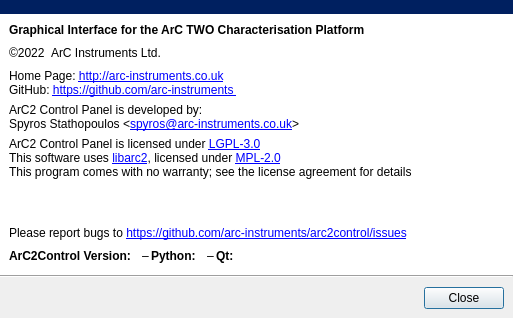
Qt form uis/about.ui (arc-instruments/arc2control) before a commit.
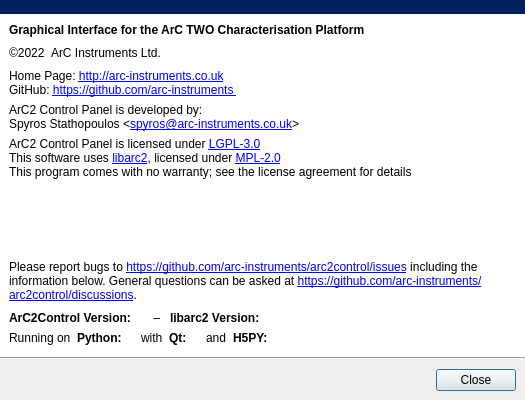
The same form after that commit.

Commit message: Add some additional version information for debugging purposes

```diff
--- a/uis/about.ui
+++ b/uis/about.ui
@@ -6,8 +6,8 @@
    <rect>
     <x>0</x>
     <y>0</y>
-    <width>513</width>
-    <height>318</height>
+    <width>525</width>
+    <height>400</height>
    </rect>
   </property>
   <property name="windowTitle">
@@ -140,14 +140,25 @@
       <item>
        <widget class="QLabel" name="label_7">
         <property name="text">
-         <string>&lt;html&gt;&lt;head/&gt;&lt;body&gt;&lt;p&gt;Please report bugs to &lt;a href=&quot;https://github.com/arc-instruments/arc2control/issues&quot;&gt;&lt;span style=&quot; text-decoration: underline; color:#0000ff;&quot;&gt;https://github.com/arc-instruments/arc2control/issues&lt;/span&gt;&lt;/a&gt;&lt;/p&gt;&lt;/body&gt;&lt;/html&gt;</string>
+         <string>&lt;html&gt;&lt;head/&gt;&lt;body&gt;&lt;p&gt;Please report bugs to &lt;a href=&quot;https://github.com/arc-instruments/arc2control/issues&quot;&gt;&lt;span style=&quot; text-decoration: underline; color:#0000ff;&quot;&gt;https://github.com/arc-instruments/arc2control/issues&lt;/span&gt;&lt;/a&gt; including the information below. General questions can be asked at &lt;a href=&quot;https://github.com/arc-instruments/arc2control/discussions&quot;&gt;&lt;span style=&quot; text-decoration: underline; color:#0000ff;&quot;&gt;https://github.com/arc-instruments/arc2control/discussions&lt;/span&gt;&lt;/a&gt;.&lt;/p&gt;&lt;/body&gt;&lt;/html&gt;</string>
+        </property>
+        <property name="wordWrap">
+         <bool>true</bool>
         </property>
        </widget>
       </item>
+      <item>
+       <layout class="QVBoxLayout" name="verticalLayout_4">
+        <property name="spacing">
+         <number>0</number>
+        </property>
+        <property name="bottomMargin">
+         <number>0</number>
+        </property>
       <item>
        <layout class="QHBoxLayout" name="horizontalLayout">
         <property name="spacing">
-         <number>2</number>
+           <number>6</number>
         </property>
         <item>
          <widget class="QLabel" name="label">
@@ -173,9 +184,53 @@
          </widget>
         </item>
         <item>
+           <widget class="QLabel" name="label_14">
+            <property name="text">
+             <string> – </string>
+            </property>
+           </widget>
+          </item>
+          <item>
+           <widget class="QLabel" name="label_15">
+            <property name="styleSheet">
+             <string notr="true">font-weight: bold;</string>
+            </property>
+            <property name="text">
+             <string>libarc2 Version:</string>
+            </property>
+           </widget>
+          </item>
+          <item>
+           <widget class="QLabel" name="libarc2VersionLabel">
+            <property name="text">
+             <string/>
+            </property>
+           </widget>
+          </item>
+          <item>
+           <spacer name="horizontalSpacer">
+            <property name="orientation">
+             <enum>Qt::Horizontal</enum>
+            </property>
+            <property name="sizeHint" stdset="0">
+             <size>
+              <width>0</width>
+              <height>20</height>
+             </size>
+            </property>
+           </spacer>
+          </item>
+         </layout>
+        </item>
+        <item>
+         <layout class="QHBoxLayout" name="horizontalLayout_3">
+          <property name="spacing">
+           <number>6</number>
+          </property>
+          <item>
          <widget class="QLabel" name="label_10">
           <property name="text">
-           <string>–</string>
+             <string>Running on</string>
           </property>
          </widget>
         </item>
@@ -191,21 +246,15 @@
         </item>
         <item>
          <widget class="QLabel" name="pythonVersionLabel">
-          <property name="minimumSize">
-           <size>
-            <width>5</width>
-            <height>0</height>
-           </size>
-          </property>
           <property name="text">
            <string/>
           </property>
          </widget>
         </item>
         <item>
-         <widget class="QLabel" name="label_11">
+           <widget class="QLabel" name="label_13">
           <property name="text">
-           <string>–</string>
+             <string>with</string>
           </property>
          </widget>
         </item>
@@ -221,29 +270,49 @@
         </item>
         <item>
          <widget class="QLabel" name="qtVersionLabel">
-          <property name="minimumSize">
-           <size>
-            <width>5</width>
-            <height>0</height>
-           </size>
-          </property>
+            <property name="text">
+             <string/>
+            </property>
+           </widget>
+          </item>
+          <item>
+           <widget class="QLabel" name="label_11">
           <property name="text">
+             <string>and</string>
+            </property>
+           </widget>
+          </item>
+          <item>
+           <widget class="QLabel" name="label_12">
+            <property name="styleSheet">
+             <string notr="true">font-weight: bold;</string>
+            </property>
+            <property name="text">
+             <string>H5PY:</string>
+            </property>
+           </widget>
+          </item>
+          <item>
+           <widget class="QLabel" name="h5pyVersionLabel">
+            <property name="text">
            <string/>
           </property>
          </widget>
         </item>
         <item>
-         <spacer name="horizontalSpacer">
+           <spacer name="horizontalSpacer_3">
           <property name="orientation">
            <enum>Qt::Horizontal</enum>
           </property>
           <property name="sizeHint" stdset="0">
            <size>
-            <width>40</width>
+              <width>0</width>
             <height>20</height>
            </size>
           </property>
          </spacer>
+          </item>
+         </layout>
         </item>
        </layout>
       </item>
```
Lines whose indentation alone changed are shown as unchanged. The commit also changes 1 other file.
